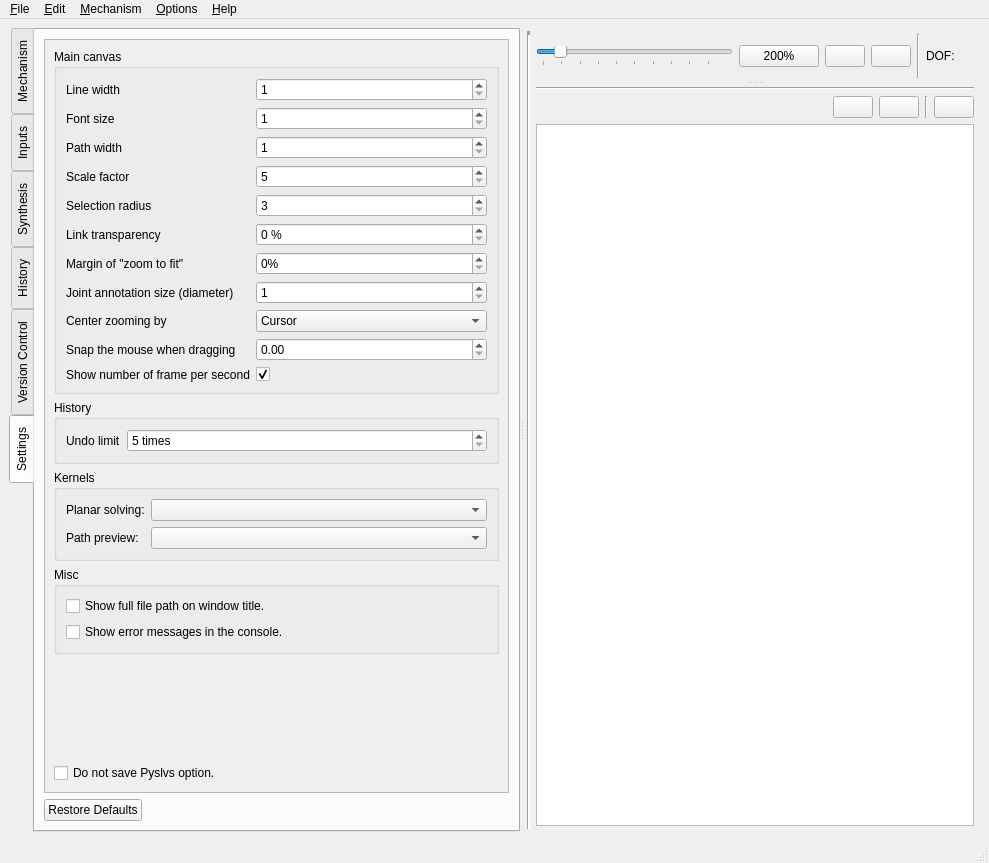
Qt form core/main.ui (KmolYuan/Pyslvs-UI) before a commit.
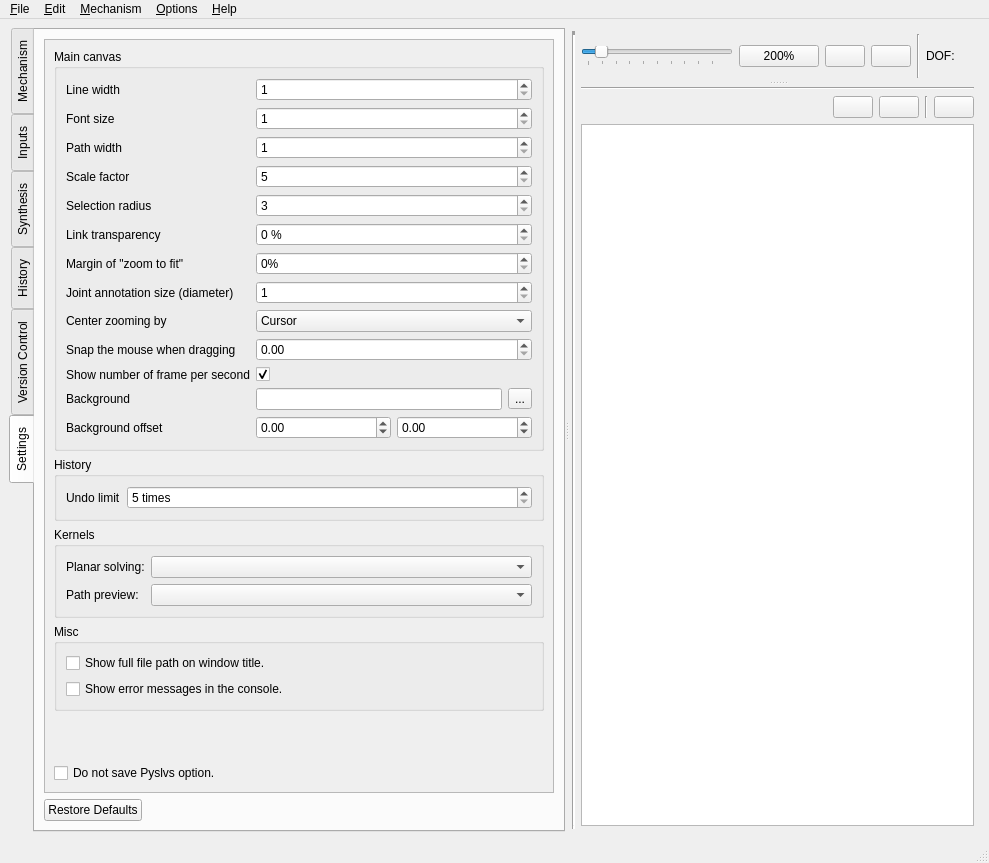
The same form after that commit. The open tabs and pages were chosen to show the change. Icons and pictures are not drawn.

Commit message: Basic background option.

Diff of the .ui file:
```diff
--- a/core/main.ui
+++ b/core/main.ui
@@ -542,8 +542,8 @@
                  <rect>
                   <x>0</x>
                   <y>0</y>
-                  <width>291</width>
-                  <height>581</height>
+                  <width>450</width>
+                  <height>747</height>
                  </rect>
                 </property>
                 <layout class="QVBoxLayout" name="verticalLayout_3">
@@ -753,6 +753,58 @@
                       </property>
                      </widget>
                     </item>
+                    <item row="12" column="0">
+                     <widget class="QLabel" name="background_label">
+                      <property name="text">
+                       <string>Background</string>
+                      </property>
+                     </widget>
+                    </item>
+                    <item row="12" column="1">
+                     <layout class="QHBoxLayout" name="background_layout">
+                      <item>
+                       <widget class="QLineEdit" name="background_option"/>
+                      </item>
+                      <item>
+                       <widget class="QToolButton" name="background_choosedir">
+                        <property name="text">
+                         <string>...</string>
+                        </property>
+                       </widget>
+                      </item>
+                     </layout>
+                    </item>
+                    <item row="13" column="0">
+                     <widget class="QLabel" name="background_offset_label">
+                      <property name="text">
+                       <string>Background offset</string>
+                      </property>
+                     </widget>
+                    </item>
+                    <item row="13" column="1">
+                     <layout class="QHBoxLayout" name="background_offset_layout">
+                      <item>
+                       <widget class="QDoubleSpinBox" name="background_offset_x_option">
+                        <property name="minimum">
+                         <double>-999999.000000000000000</double>
+                        </property>
+                        <property name="maximum">
+                         <double>999999.000000000000000</double>
+                        </property>
+                       </widget>
+                      </item>
+                      <item>
+                       <widget class="QDoubleSpinBox" name="background_offset_y_option">
+                        <property name="minimum">
+                         <double>-999999.000000000000000</double>
+                        </property>
+                        <property name="maximum">
+                         <double>999999.000000000000000</double>
+                        </property>
+                       </widget>
+                      </item>
+                     </layout>
+                    </item>
                    </layout>
                   </widget>
                  </item>
```
Left out of the diff: 2 changed lines with no effect on the pictures. The commit also changes 6 other files.
